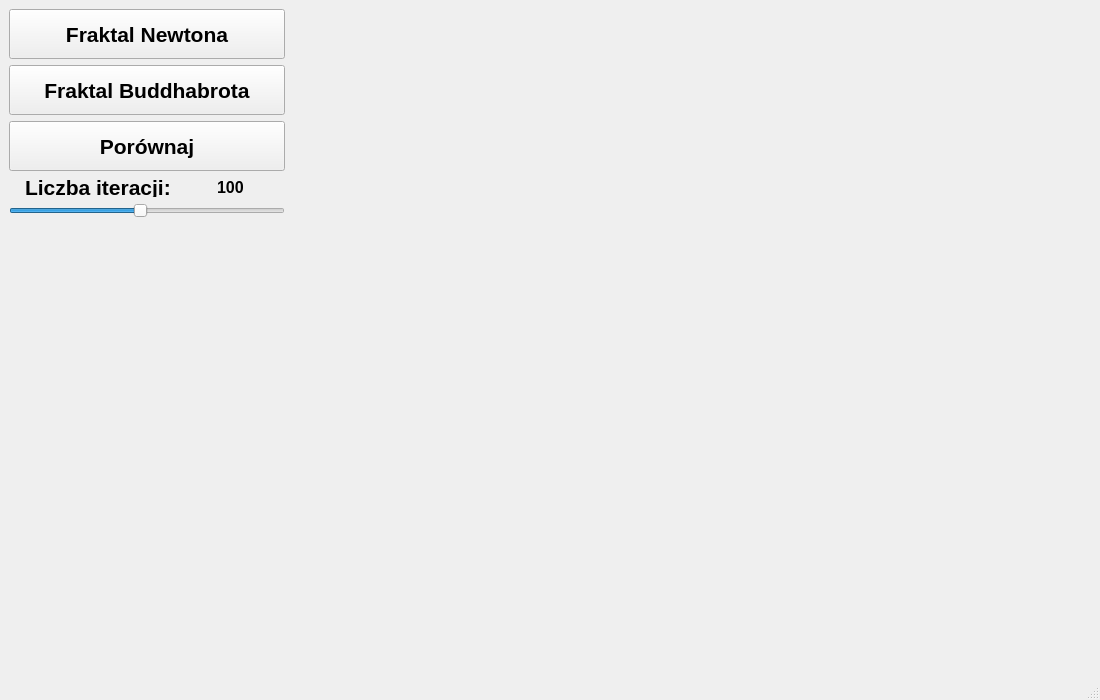
Above: src/MainWindow.ui from Kosmit147/Fractals before the change. Below: the same form after it.
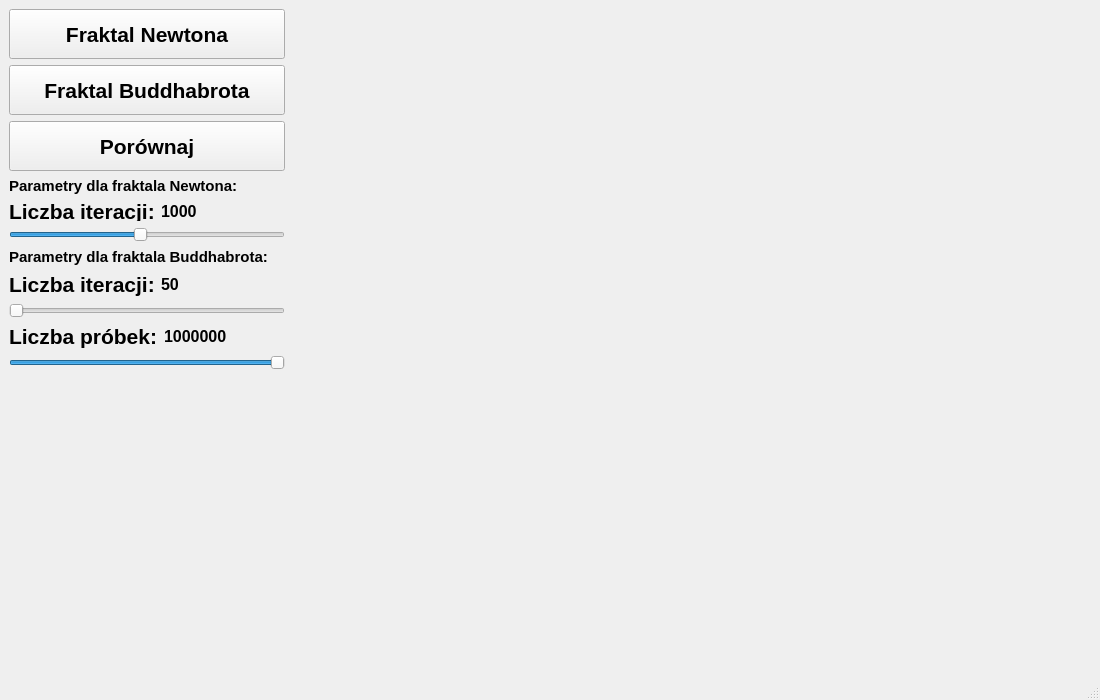
That is the form after the change.

Commit message: added parameters to fractals

```diff
--- a/src/MainWindow.ui
+++ b/src/MainWindow.ui
@@ -14,9 +14,11 @@
    <string>MainWindow</string>
   </property>
   <widget class="QWidget" name="centralwidget">
-   <layout class="QHBoxLayout" name="horizontalLayout_2">
+   <layout class="QHBoxLayout" name="horizontalLayout_7">
     <item>
-     <layout class="QVBoxLayout" name="verticalLayout_3">
+     <layout class="QHBoxLayout" name="horizontalLayout_6">
+      <item>
+       <layout class="QVBoxLayout" name="verticalLayout_2">
       <item>
        <layout class="QVBoxLayout" name="verticalLayout">
         <item>
@@ -82,7 +84,19 @@
        </layout>
       </item>
       <item>
-       <layout class="QVBoxLayout" name="verticalLayout_2">
+         <widget class="QLabel" name="infoLabel">
+          <property name="font">
+           <font>
+            <pointsize>11</pointsize>
+            <weight>75</weight>
+            <bold>true</bold>
+           </font>
+          </property>
+          <property name="text">
+           <string>Parametry dla fraktala Newtona:</string>
+          </property>
+         </widget>
+        </item>
         <item>
          <layout class="QHBoxLayout" name="horizontalLayout">
           <item>
@@ -109,8 +123,8 @@
            <widget class="QLabel" name="iterationsCountlabel">
             <property name="maximumSize">
              <size>
-              <width>50</width>
-              <height>20</height>
+              <width>16777215</width>
+              <height>16777215</height>
              </size>
             </property>
             <property name="font">
@@ -121,7 +135,7 @@
              </font>
             </property>
             <property name="text">
-             <string>100</string>
+             <string>1000</string>
             </property>
            </widget>
           </item>
@@ -143,6 +157,122 @@
           </property>
          </widget>
         </item>
+        <item>
+         <widget class="QLabel" name="label">
+          <property name="font">
+           <font>
+            <pointsize>11</pointsize>
+            <weight>75</weight>
+            <bold>true</bold>
+           </font>
+          </property>
+          <property name="text">
+           <string>Parametry dla fraktala Buddhabrota:</string>
+          </property>
+         </widget>
+        </item>
+        <item>
+         <layout class="QHBoxLayout" name="horizontalLayout_2">
+          <item>
+           <widget class="QLabel" name="iterationsBuddhabrotLabel">
+            <property name="font">
+             <font>
+              <pointsize>16</pointsize>
+              <weight>75</weight>
+              <bold>true</bold>
+             </font>
+            </property>
+            <property name="text">
+             <string>Liczba iteracji:</string>
+            </property>
+           </widget>
+          </item>
+          <item>
+           <widget class="QLabel" name="iterationsBuddhabrot">
+            <property name="font">
+             <font>
+              <pointsize>12</pointsize>
+              <weight>75</weight>
+              <bold>true</bold>
+             </font>
+            </property>
+            <property name="text">
+             <string>50</string>
+            </property>
+           </widget>
+          </item>
+         </layout>
+        </item>
+        <item>
+         <widget class="QSlider" name="buddhabrotIterationsSlider">
+          <property name="minimum">
+           <number>50</number>
+          </property>
+          <property name="maximum">
+           <number>2000</number>
+          </property>
+          <property name="value">
+           <number>50</number>
+          </property>
+          <property name="sliderPosition">
+           <number>50</number>
+          </property>
+          <property name="orientation">
+           <enum>Qt::Horizontal</enum>
+          </property>
+         </widget>
+        </item>
+        <item>
+         <layout class="QHBoxLayout" name="horizontalLayout_5">
+          <item>
+           <widget class="QLabel" name="sampleLabel">
+            <property name="font">
+             <font>
+              <pointsize>16</pointsize>
+              <weight>75</weight>
+              <bold>true</bold>
+             </font>
+            </property>
+            <property name="text">
+             <string>Liczba próbek:</string>
+            </property>
+           </widget>
+          </item>
+          <item>
+           <widget class="QLabel" name="sampleCountLabel">
+            <property name="font">
+             <font>
+              <pointsize>12</pointsize>
+              <weight>75</weight>
+              <bold>true</bold>
+             </font>
+            </property>
+            <property name="text">
+             <string>1000000</string>
+            </property>
+           </widget>
+          </item>
+         </layout>
+        </item>
+        <item>
+         <widget class="QSlider" name="buddhabrotSamplesSlider">
+          <property name="minimum">
+           <number>500</number>
+          </property>
+          <property name="maximum">
+           <number>10000000</number>
+          </property>
+          <property name="value">
+           <number>1000000</number>
+          </property>
+          <property name="sliderPosition">
+           <number>1000000</number>
+          </property>
+          <property name="orientation">
+           <enum>Qt::Horizontal</enum>
+          </property>
+         </widget>
+        </item>
         <item>
          <spacer name="verticalSpacer">
           <property name="orientation">
@@ -158,8 +288,6 @@
         </item>
        </layout>
       </item>
-     </layout>
-    </item>
     <item>
      <widget class="QLabel" name="labelView">
       <property name="minimumSize">
@@ -172,6 +300,8 @@
        <string/>
       </property>
      </widget>
+      </item>
+     </layout>
     </item>
    </layout>
   </widget>
```
Left out of the diff: 4 changed lines with no effect on the pictures. Lines whose indentation alone changed are shown as unchanged. The commit also changes 2 other files.
